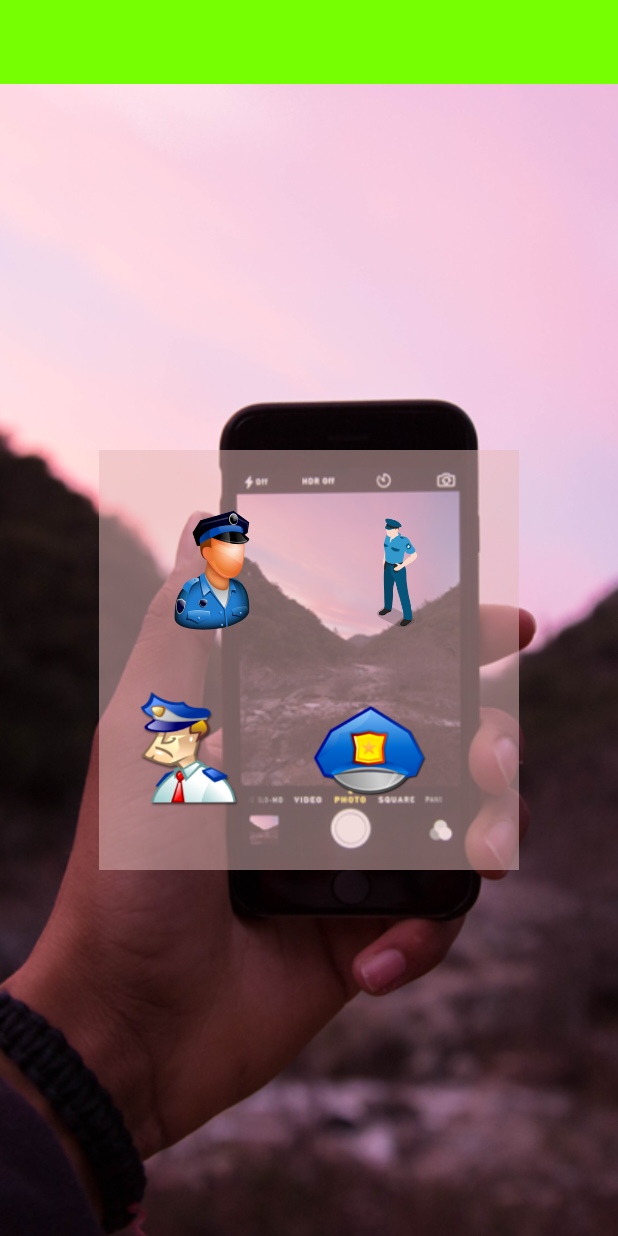
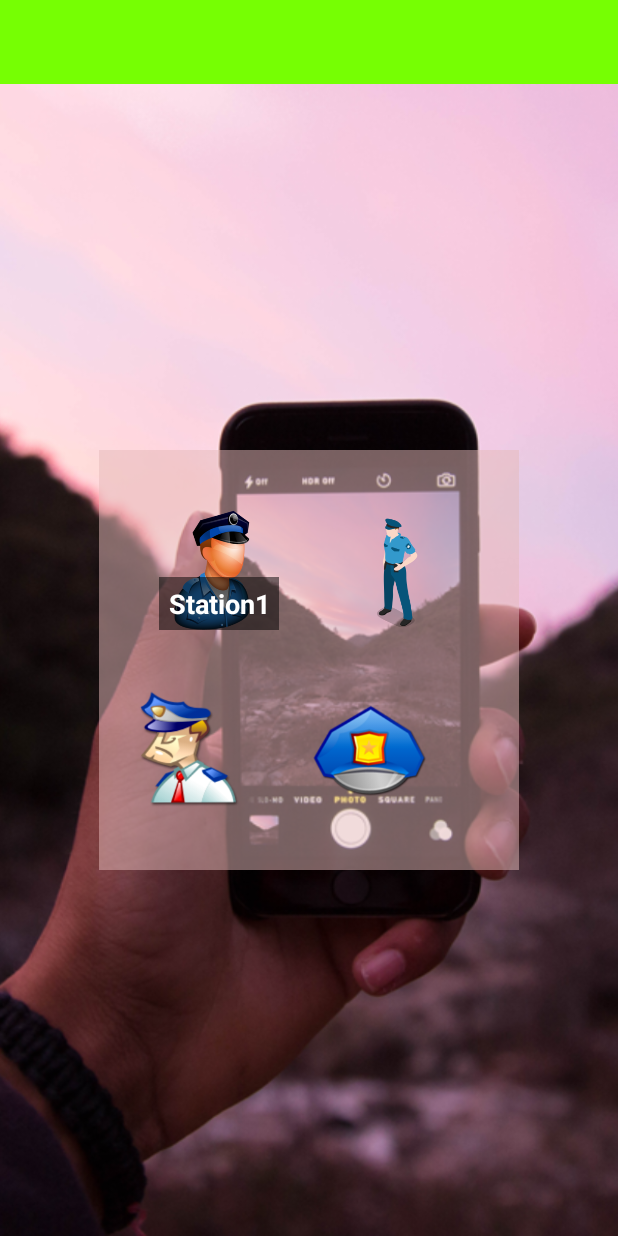
Before and after one commit to pud1234/EmerCall, an Android app: the screen it shows after launch (MainActivity), on a phone screen of 412 x 824 dp. Run offline under Robolectric (Android 15) with nearby library versions, the phone set to English and light mode, and no system bars.

Commit message:
finish 20feb

```diff
--- a/app/src/main/res/layout/fragment_police.xml
+++ b/app/src/main/res/layout/fragment_police.xml
@@ -33,6 +33,27 @@
                     android:layout_alignParentTop="true"
                     android:src="@drawable/station1" />
 
+                <!--Title-->
+                <TextView
+                    android:layout_alignParentBottom="true"
+                    android:padding="5dp"
+                    android:gravity="center_horizontal"
+                    android:textColor="#ffffff"
+                    android:background="#82000000"
+                    android:textStyle="bold"
+                    android:textSize="18sp"
+                    android:text="Station1"
+                    android:layout_width="match_parent"
+                    android:layout_height="wrap_content" />
+                <TextView
+                    android:layout_width="match_parent"
+                    android:layout_height="match_parent"
+                    android:layout_alignParentLeft="true"
+                    android:layout_alignParentStart="true"
+                    android:layout_alignParentTop="true"
+                    android:layout_marginLeft="41dp"
+                    android:layout_marginStart="41dp" />
+
             </RelativeLayout>
 
 
@@ -47,6 +68,9 @@
                     android:layout_width="match_parent"
                     android:layout_height="match_parent"
                     android:src="@drawable/station2" />
+
+
+
 
             </RelativeLayout>
 
```
